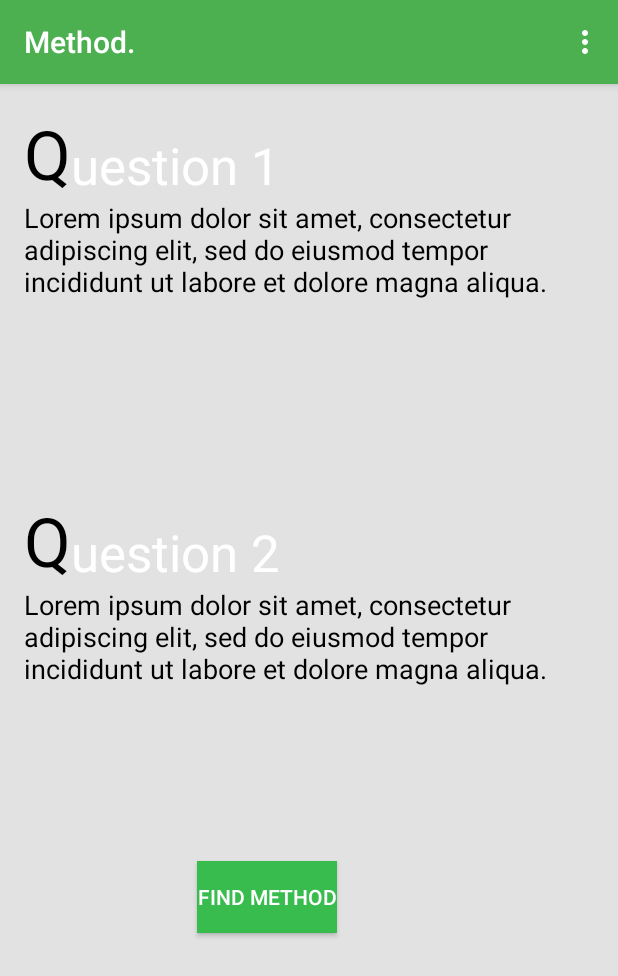
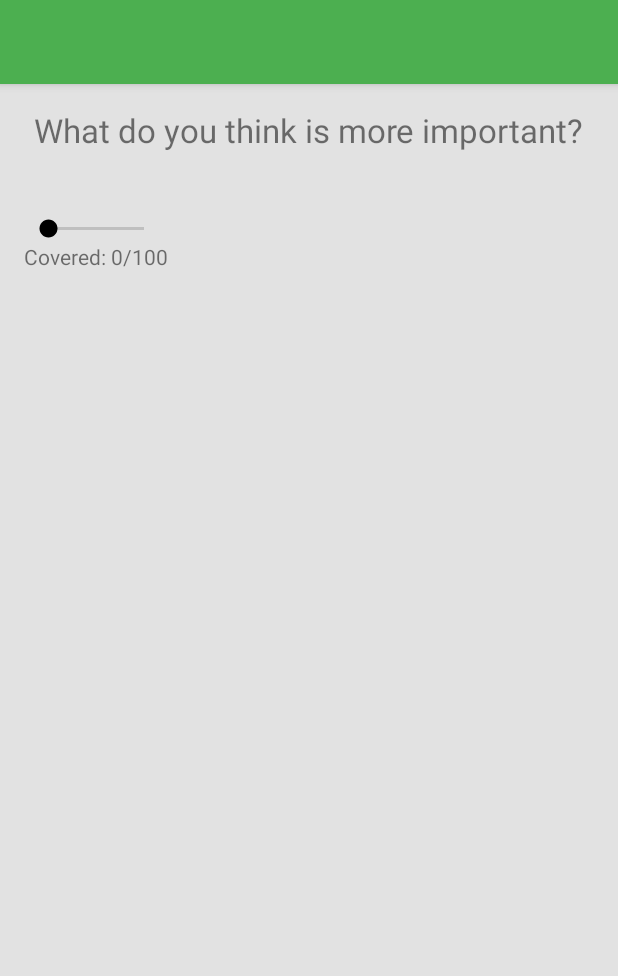
Before and after one commit to s1079298/IPMEDT4, an Android app: the MainActivity screen opened directly, with no data from a screen before it, on a phone screen of 412 x 824 dp. Shown: the top 976 px of the screen. Run offline under Robolectric (Android 15) with nearby library versions, the phone set to English and light mode, and no system bars.

```diff
--- a/app/src/main/java/com/example/thier/demo/MainActivity.java
+++ b/app/src/main/java/com/example/thier/demo/MainActivity.java
@@ -1,18 +1,63 @@
 package com.example.thier.demo;
 
 import android.os.Bundle;
-import android.support.design.widget.FloatingActionButton;
-import android.support.design.widget.Snackbar;
 import android.support.v7.app.AppCompatActivity;
 import android.support.v7.widget.Toolbar;
-import android.view.View;
 import android.view.Menu;
 import android.view.MenuItem;
+import android.widget.SeekBar;
+import android.widget.TextView;
+import android.widget.Toast;
 
 public class MainActivity extends AppCompatActivity {
 
+
+
+    private SeekBar seekBar;
+    private TextView textView;
+
     @Override
     protected void onCreate(Bundle savedInstanceState) {
+
+        super.onCreate(savedInstanceState);
+        setContentView(R.layout.activity_main);
+        initializeVariables();
+
+        // Initialize the textview with '0'.
+        textView.setText("Covered: " + seekBar.getProgress() + "/" + seekBar.getMax());
+
+        seekBar.setOnSeekBarChangeListener(new SeekBar.OnSeekBarChangeListener() {
+            int progress = 0;
+
+            @Override
+            public void onProgressChanged(SeekBar seekBar, int progresValue, boolean fromUser) {
+                progress = progresValue;
+                Toast.makeText(getApplicationContext(), "Changing seekbar's progress", Toast.LENGTH_SHORT).show();
+            }
+
+            @Override
+            public void onStartTrackingTouch(SeekBar seekBar) {
+                Toast.makeText(getApplicationContext(), "Started tracking seekbar", Toast.LENGTH_SHORT).show();
+            }
+
+            @Override
+            public void onStopTrackingTouch(SeekBar seekBar) {
+                textView.setText("Covered: " + progress + "/" + seekBar.getMax());
+                Toast.makeText(getApplicationContext(), "Stopped tracking seekbar", Toast.LENGTH_SHORT).show();
+            }
+        });
+    }
+
+    // A private method to help us initialize our variables.
+    private void initializeVariables() {
+        seekBar = (SeekBar) findViewById(R.id.seekBar);
+        textView = (TextView) findViewById(R.id.vraag1);
+    }
+
+
+
+
+    protected void onCreate1(Bundle savedInstanceState) {
         super.onCreate(savedInstanceState);
         setContentView(R.layout.activity_main);
         Toolbar toolbar = (Toolbar) findViewById(R.id.toolbar);
--- a/app/src/main/res/layout/content_main.xml
+++ b/app/src/main/res/layout/content_main.xml
@@ -14,83 +14,31 @@
     tools:context="com.example.thier.demo.MainActivity"
     android:background="#e2e2e2">
 
-    <TextView
-
-    android:text="@string/question1"
-
-    android:layout_width="wrap_content"
-    android:layout_height="wrap_content"
-        android:textColor="#ffffff"
-        android:textSize="@dimen/abc_text_size_display_1_material"
-        android:layout_above="@+id/q2"
-        android:layout_toEndOf="@+id/q1"
-        android:id="@+id/textquestion1" />
-
-    <TextView
-
-        android:text="@string/q"
-
-        android:layout_width="wrap_content"
-        android:layout_height="wrap_content"
-        android:id="@+id/q1"
-        android:textColor="#000000"
-        android:textSize="@dimen/abc_text_size_display_2_material" />
-
-
-    <TextView
-
-        android:text="@string/question2"
-
-        android:layout_width="wrap_content"
-        android:layout_height="wrap_content"
-        android:textColor="#ffffff"
-        android:textSize="@dimen/abc_text_size_display_1_material"
-        android:layout_alignBottom="@+id/q2"
-        android:layout_toEndOf="@+id/q2"
-        android:id="@+id/textquestion2" />
-
-    <TextView
-
-        android:text="@string/q"
-
-        android:layout_width="wrap_content"
-        android:layout_height="wrap_content"
-        android:id="@+id/q2"
-        android:textColor="#000000"
-        android:textSize="@dimen/abc_text_size_display_2_material"
-        android:layout_marginTop="197dp"
-        android:layout_below="@+id/q1"
-        android:layout_alignParentStart="true" />
-
-    <TextView
-
-        android:layout_width="wrap_content"
-        android:layout_height="wrap_content"
-        android:text="@string/lorum"
-        android:id="@+id/textq1"
-        android:textColor="#000000"
-        android:textSize="@dimen/abc_text_size_medium_material"
-        android:layout_below="@+id/textquestion1"
-        android:layout_alignParentStart="true" />
 
     <TextView
         android:layout_width="wrap_content"
         android:layout_height="wrap_content"
-        android:text="@string/lorum"
-        android:id="@+id/textq2"
-        android:textColor="#000000"
-        android:textSize="@dimen/abc_text_size_medium_material"
-        android:layout_below="@+id/textquestion2"
+        android:text="@string/titel"
+        android:id="@+id/titelView"
+        android:layout_alignParentTop="true"
+        android:layout_centerHorizontal="true"
+        android:textSize="@dimen/abc_text_size_large_material" />
+
+    <SeekBar
+        android:layout_width="wrap_content"
+        android:layout_height="wrap_content"
+        android:id="@+id/seekBar"
+        android:layout_marginTop="42dp"
+        android:layout_below="@+id/titelView"
+        android:layout_alignParentStart="true"
+        android:layout_alignEnd="@+id/vraag1" />
+
+    <TextView
+        android:layout_width="wrap_content"
+        android:layout_height="wrap_content"
+        android:text="New Text"
+        android:id="@+id/vraag1"
+        android:layout_below="@+id/seekBar"
         android:layout_alignParentStart="true" />
 
-    <Button
-        android:layout_width="wrap_content"
-        android:layout_height="wrap_content"
-        android:text="Find method"
-        android:id="@+id/button"
-        android:layout_marginTop="502dp"
-        android:layout_marginLeft="115dp"
-        android:textColor="#ffffff"
-        android:background="#37bc4d"/>
-
 </RelativeLayout>
--- a/app/src/main/res/values/colors.xml
+++ b/app/src/main/res/values/colors.xml
@@ -2,5 +2,5 @@
 <resources>
     <color name="colorPrimary">#4CAF50</color>
     <color name="colorPrimaryDark">#4CAF50</color>
-    <color name="colorAccent">#FF4081</color>
+    <color name="colorAccent">#000</color>
 </resources>
--- a/app/src/main/res/values/strings.xml
+++ b/app/src/main/res/values/strings.xml
@@ -2,8 +2,6 @@
     <string name="app_name">Method.</string>
     <string name="action_settings">Settings</string>
 
-    <string name="q">Q</string>
-    <string name="question1">uestion 1</string>
-    <string name="question2">uestion 2</string>
+    <string name="titel">What do you think is more important?</string>
     <string name="lorum">Lorem ipsum dolor sit amet, consectetur adipiscing elit, sed do eiusmod tempor incididunt ut labore et dolore magna aliqua.</string>
 </resources>
```
